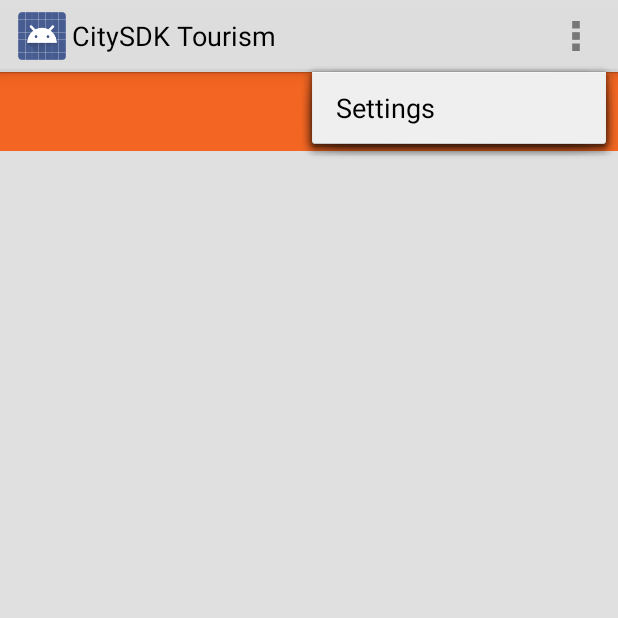
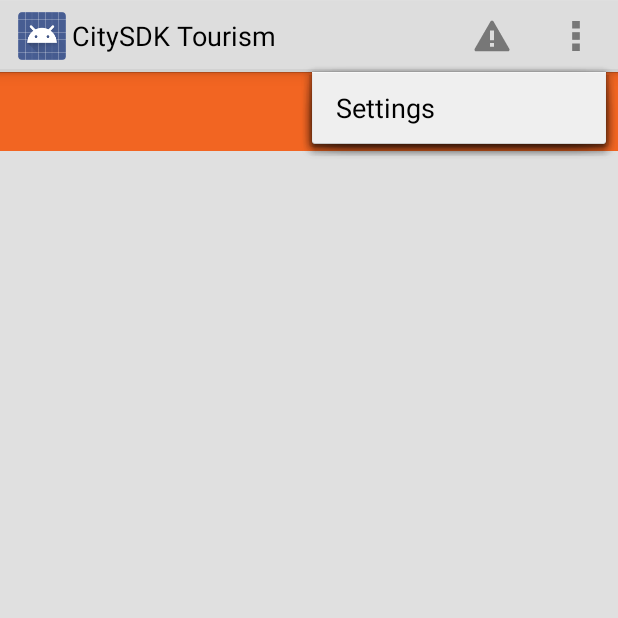
Before and after one commit to CitySDK/CitySDK-Android, an Android app: the ShowMoreInfoActivity screen opened directly, with no data from a screen before it, after a tap on an icon or button, on a phone screen of 412 x 824 dp, the top half of it. Run offline under Robolectric (Android 15) with nearby library versions, the phone set to English and light mode, and no system bars; libraries missing offline, so code that uses them is left out: com.nostra13.universalimageloader, ezvcard.property, net.fortuna.ical4j, org.codeforamerica.open311; 3 statements that could not run were skipped.

Commit message:
Report problem initial commit

```diff
--- /dev/null
+++ b/CitySDKDemo/src/main/res/menu/moreinfo.xml
@@ -0,0 +1,41 @@
+<!--
+  Copyright 2013 The Android Open Source Project
+
+  Licensed under the Apache License, Version 2.0 (the "License");
+  you may not use this file except in compliance with the License.
+  You may obtain a copy of the License at
+
+      http://www.apache.org/licenses/LICENSE-2.0
+
+  Unless required by applicable law or agreed to in writing, software
+  distributed under the License is distributed on an "AS IS" BASIS,
+  WITHOUT WARRANTIES OR CONDITIONS OF ANY KIND, either express or implied.
+  See the License for the specific language governing permissions and
+  limitations under the License.
+-->
+
+<menu xmlns:android="http://schemas.android.com/apk/res/android">
+
+    <item
+            android:id="@+id/menu_all"
+            android:icon="@drawable/ic_action_overflow"
+            android:orderInCategory="100"
+            android:showAsAction="always"
+            android:title="">
+        <menu>
+            <item
+                    android:id="@+id/menu_settings"
+                    android:title="@string/menu_settings"/>
+        </menu>
+    </item>
+
+
+    <item
+            android:id="@+id/menu_report"
+            android:icon="@drawable/ic_action_warning"
+            android:orderInCategory="90"
+            android:showAsAction="always"
+            android:title="Report">
+    </item>
+
+</menu>
--- a/CitySDKDemo/src/main/res/values/strings.xml
+++ b/CitySDKDemo/src/main/res/values/strings.xml
@@ -27,4 +27,6 @@
     <string name="pickCategory">Choose Category</string>
     <string name="cancel">Cancel</string>
 
+    <string name="reportProblem">Report Problem</string>
+    <string name="report">Report</string>
 </resources>
```
Also changed, not shown: CitySDKDemo/src/main/java/com/citysdk/demo/activities/ShowMoreInfoActivity.java (+123 -4 lines), CitySDKDemo/src/main/res/layout/dialog_report.xml (added, +28 -0 lines), CitySDKDemo/src/main/res/drawable-hdpi/ic_action_warning.png (added), CitySDKDemo/src/main/res/drawable-mdpi/ic_action_warning.png (added), CitySDKDemo/src/main/res/drawable-xhdpi/ic_action_warning.png (added), CitySDKDemo/src/main/res/drawable-xxhdpi/ic_action_warning.png (added), 1 other file.
